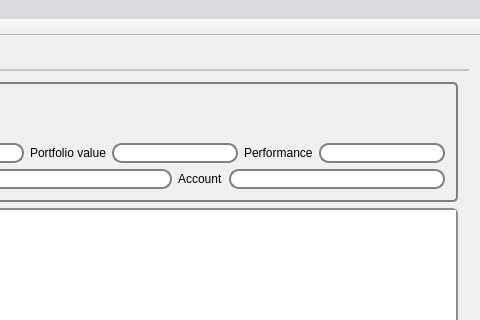
Old version of the form mainwindow.ui in the repository ado130/SPM; both pictures show x 960 to 1440 and y 0 to 320 of the 1440 by 768 pixel window.
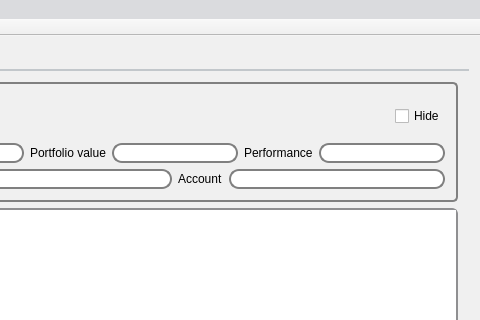
New version of the form. The open tabs and pages were chosen to show the change. Icons and pictures are not drawn. Custom widgets are drawn as their Qt base class.

Commit message: Added show/hide function

Diff of the .ui file:
```diff
--- a/mainwindow.ui
+++ b/mainwindow.ui
@@ -188,6 +188,13 @@
                </property>
               </spacer>
              </item>
+             <item>
+              <widget class="QCheckBox" name="cbHideValues">
+               <property name="text">
+                <string>Hide</string>
+               </property>
+              </widget>
+             </item>
             </layout>
            </item>
            <item>
@@ -1759,6 +1766,13 @@
   </action>
  </widget>
  <layoutdefault spacing="6" margin="11"/>
+ <customwidgets>
+  <customwidget>
+   <class>MyLineEdit</class>
+   <extends>QLineEdit</extends>
+   <header>mainwindow.h</header>
+  </customwidget>
+ </customwidgets>
  <resources>
   <include location="resource.qrc"/>
  </resources>
```
Left out of the diff: 48 changed lines with no effect on the pictures. The commit also changes 3 other files.
